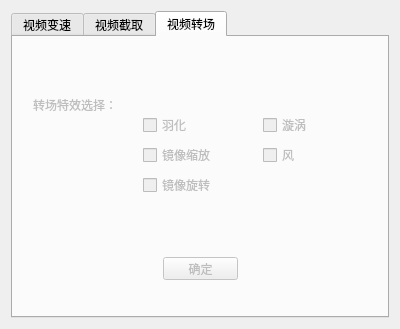
Before: the Qt Designer form miniPr/VIEW/dialog_edit.ui in Waffle-Liu/MiniPremiere, drawn with Qt 5.
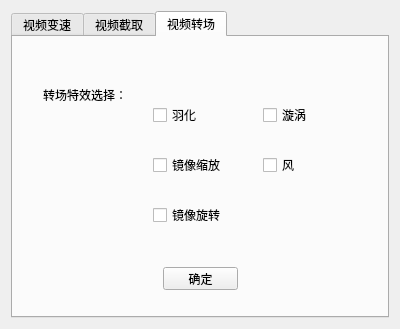
After: the same form once the commit is applied.

The edit to the form file:
```diff
--- a/miniPr/VIEW/dialog_edit.ui
+++ b/miniPr/VIEW/dialog_edit.ui
@@ -203,21 +203,15 @@
        </property>
       </widget>
      </widget>
-     <widget class="QWidget" name="tab_3">
-      <property name="enabled">
-       <bool>false</bool>
-      </property>
+     <widget class="QWidget" name="tab">
       <attribute name="title">
        <string>视频转场</string>
       </attribute>
       <widget class="QCheckBox" name="checkBox">
-       <property name="enabled">
-        <bool>false</bool>
-       </property>
        <property name="geometry">
         <rect>
-         <x>130</x>
-         <y>80</y>
+         <x>140</x>
+         <y>70</y>
          <width>71</width>
          <height>16</height>
         </rect>
@@ -229,12 +223,25 @@
         <string>羽化</string>
        </property>
       </widget>
+      <widget class="QCheckBox" name="checkBox_5">
+       <property name="geometry">
+        <rect>
+         <x>250</x>
+         <y>70</y>
+         <width>71</width>
+         <height>16</height>
+        </rect>
+       </property>
+       <property name="text">
+        <string>漩涡</string>
+       </property>
+      </widget>
       <widget class="QCheckBox" name="checkBox_2">
        <property name="geometry">
         <rect>
-         <x>130</x>
-         <y>110</y>
-         <width>71</width>
+         <x>140</x>
+         <y>120</y>
+         <width>101</width>
          <height>16</height>
         </rect>
        </property>
@@ -242,27 +249,11 @@
         <string>镜像缩放</string>
        </property>
       </widget>
-      <widget class="QCheckBox" name="checkBox_3">
-       <property name="geometry">
-        <rect>
-         <x>130</x>
-         <y>140</y>
-         <width>71</width>
-         <height>16</height>
-        </rect>
-       </property>
-       <property name="text">
-        <string>镜像旋转</string>
-       </property>
-      </widget>
       <widget class="QCheckBox" name="checkBox_4">
-       <property name="enabled">
-        <bool>false</bool>
-       </property>
        <property name="geometry">
         <rect>
          <x>250</x>
-         <y>110</y>
+         <y>120</y>
          <width>71</width>
          <height>16</height>
         </rect>
@@ -271,24 +262,24 @@
         <string>风</string>
        </property>
       </widget>
-      <widget class="QCheckBox" name="checkBox_5">
+      <widget class="QCheckBox" name="checkBox_3">
        <property name="geometry">
         <rect>
-         <x>250</x>
-         <y>80</y>
-         <width>71</width>
+         <x>140</x>
+         <y>170</y>
+         <width>91</width>
          <height>16</height>
         </rect>
        </property>
        <property name="text">
-        <string>漩涡</string>
+        <string>镜像旋转</string>
        </property>
       </widget>
       <widget class="QLabel" name="label_7">
        <property name="geometry">
         <rect>
-         <x>20</x>
-         <y>60</y>
+         <x>30</x>
+         <y>50</y>
          <width>101</width>
          <height>16</height>
         </rect>
@@ -297,11 +288,11 @@
         <string>转场特效选择：</string>
        </property>
       </widget>
-      <widget class="QPushButton" name="pushButton_3">
+      <widget class="QPushButton" name="pushButton_2">
        <property name="geometry">
         <rect>
          <x>150</x>
-         <y>220</y>
+         <y>230</y>
          <width>75</width>
          <height>23</height>
         </rect>
```
Left out of the diff: 8 changed lines with no effect on the pictures.
